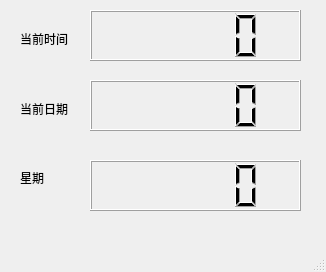
Qt form mainwin.ui (ReturnZeroGirl/pyqt_clock) before a commit.
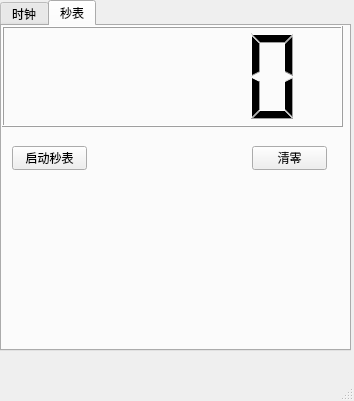
The same form after that commit.

```diff
--- a/mainwin.ui
+++ b/mainwin.ui
@@ -6,18 +6,67 @@
    <rect>
     <x>0</x>
     <y>0</y>
-    <width>326</width>
-    <height>272</height>
+    <width>354</width>
+    <height>401</height>
    </rect>
   </property>
   <property name="windowTitle">
    <string>PyQt-clock</string>
   </property>
   <widget class="QWidget" name="centralwidget">
+   <widget class="QTabWidget" name="tabWidget">
+    <property name="geometry">
+     <rect>
+      <x>0</x>
+      <y>0</y>
+      <width>351</width>
+      <height>351</height>
+     </rect>
+    </property>
+    <property name="currentIndex">
+     <number>1</number>
+    </property>
+    <widget class="QWidget" name="tab">
+     <attribute name="title">
+      <string>时钟</string>
+     </attribute>
+     <widget class="QLCDNumber" name="lcdNumber_3">
+      <property name="geometry">
+       <rect>
+        <x>80</x>
+        <y>160</y>
+        <width>211</width>
+        <height>51</height>
+       </rect>
+      </property>
+     </widget>
+     <widget class="QLCDNumber" name="lcdNumber_2">
+      <property name="geometry">
+       <rect>
+        <x>80</x>
+        <y>80</y>
+        <width>211</width>
+        <height>51</height>
+       </rect>
+      </property>
+     </widget>
+     <widget class="QLabel" name="label">
+      <property name="geometry">
+       <rect>
+        <x>10</x>
+        <y>30</y>
+        <width>54</width>
+        <height>17</height>
+       </rect>
+      </property>
+      <property name="text">
+       <string>当前时间</string>
+      </property>
+     </widget>
    <widget class="QLCDNumber" name="lcdNumber">
     <property name="geometry">
      <rect>
-      <x>90</x>
+        <x>80</x>
       <y>10</y>
       <width>211</width>
       <height>51</height>
@@ -33,33 +82,10 @@
      <enum>Qt::DefaultContextMenu</enum>
     </property>
    </widget>
-   <widget class="QLCDNumber" name="lcdNumber_2">
-    <property name="geometry">
-     <rect>
-      <x>90</x>
-      <y>80</y>
-      <width>211</width>
-      <height>51</height>
-     </rect>
-    </property>
-   </widget>
-   <widget class="QLabel" name="label">
-    <property name="geometry">
-     <rect>
-      <x>20</x>
-      <y>30</y>
-      <width>54</width>
-      <height>17</height>
-     </rect>
-    </property>
-    <property name="text">
-     <string>当前时间</string>
-    </property>
-   </widget>
    <widget class="QLabel" name="label_2">
     <property name="geometry">
      <rect>
-      <x>20</x>
+        <x>10</x>
       <y>100</y>
       <width>54</width>
       <height>17</height>
@@ -72,7 +98,7 @@
    <widget class="QLabel" name="label_3">
     <property name="geometry">
      <rect>
-      <x>20</x>
+        <x>10</x>
       <y>170</y>
       <width>54</width>
       <height>16</height>
@@ -82,15 +108,48 @@
      <string>星期</string>
     </property>
    </widget>
-   <widget class="QLCDNumber" name="lcdNumber_3">
+    </widget>
+    <widget class="QWidget" name="tab_2">
+     <attribute name="title">
+      <string>秒表</string>
+     </attribute>
+     <widget class="QLCDNumber" name="lcdNumber_4">
     <property name="geometry">
      <rect>
-      <x>90</x>
-      <y>160</y>
-      <width>211</width>
-      <height>51</height>
-     </rect>
-    </property>
+        <x>0</x>
+        <y>0</y>
+        <width>341</width>
+        <height>101</height>
+       </rect>
+      </property>
+     </widget>
+     <widget class="QPushButton" name="pushButton">
+      <property name="geometry">
+       <rect>
+        <x>10</x>
+        <y>120</y>
+        <width>75</width>
+        <height>24</height>
+       </rect>
+      </property>
+      <property name="text">
+       <string>启动秒表</string>
+      </property>
+     </widget>
+     <widget class="QPushButton" name="pushButton_2">
+      <property name="geometry">
+       <rect>
+        <x>250</x>
+        <y>120</y>
+        <width>75</width>
+        <height>24</height>
+       </rect>
+      </property>
+      <property name="text">
+       <string>清零</string>
+      </property>
+     </widget>
+    </widget>
    </widget>
   </widget>
   <widget class="QMenuBar" name="menubar">
```
Left out of the diff: 2 changed lines with no effect on the pictures. Lines whose indentation alone changed are shown as unchanged.
